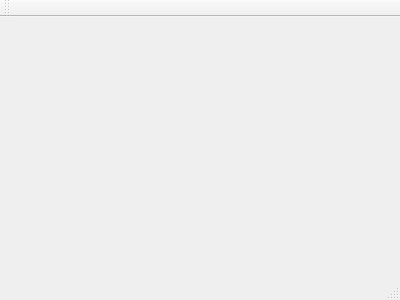
Kalashnico/CPP_babel_2018, file client/form/mainwindow.ui: the form before one commit.
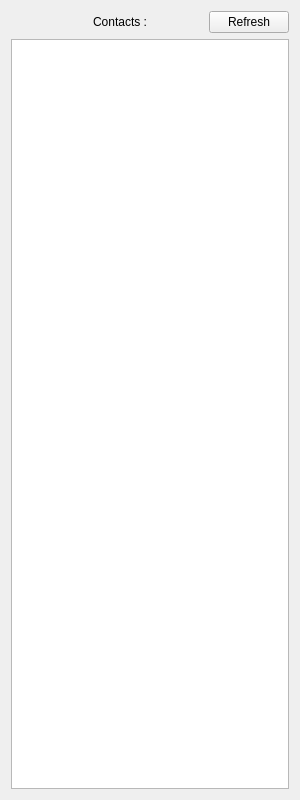
The form after the commit.

Commit message: JD: Contact Window // Call Window // NEED: Receiving Call Window

```diff
--- a/client/form/mainwindow.ui
+++ b/client/form/mainwindow.ui
@@ -1,24 +1,65 @@
 <ui version="4.0">
  <class>MainWindow</class>
- <widget class="QMainWindow" name="MainWindow" >
-  <property name="geometry" >
+ <widget class="QMainWindow" name="MainWindow">
+  <property name="geometry">
    <rect>
     <x>0</x>
     <y>0</y>
-    <width>400</width>
-    <height>300</height>
+    <width>300</width>
+    <height>800</height>
    </rect>
   </property>
-  <property name="windowTitle" >
-   <string>MainWindow</string>
+  <property name="minimumSize">
+   <size>
+    <width>300</width>
+    <height>800</height>
+   </size>
   </property>
-  <widget class="QMenuBar" name="menuBar" />
-  <widget class="QToolBar" name="mainToolBar" />
-  <widget class="QWidget" name="centralWidget" />
-  <widget class="QStatusBar" name="statusBar" />
+  <property name="maximumSize">
+   <size>
+    <width>300</width>
+    <height>800</height>
+   </size>
+  </property>
+  <property name="windowTitle">
+   <string>Babel Client</string>
+  </property>
+  <property name="documentMode">
+   <bool>false</bool>
+  </property>
+  <property name="tabShape">
+   <enum>QTabWidget::Rounded</enum>
+  </property>
+  <widget class="QWidget" name="centralWidget">
+   <layout class="QGridLayout" name="gridLayout">
+    <item row="0" column="0">
+     <layout class="QGridLayout" name="MainGrid">
+      <property name="sizeConstraint">
+       <enum>QLayout::SetFixedSize</enum>
+      </property>
+      <item row="0" column="0" alignment="Qt::AlignRight">
+       <widget class="QLabel" name="ContactLabel">
+        <property name="text">
+         <string>Contacts :</string>
+        </property>
+       </widget>
+      </item>
+      <item row="0" column="1" alignment="Qt::AlignRight">
+       <widget class="QPushButton" name="RefreshButton">
+        <property name="text">
+         <string>Refresh</string>
+        </property>
+       </widget>
+      </item>
+      <item row="1" column="0" colspan="2">
+       <widget class="QListWidget" name="Contacts"/>
+      </item>
+     </layout>
+    </item>
+   </layout>
+  </widget>
  </widget>
- <layoutDefault spacing="6" margin="11" />
- <pixmapfunction></pixmapfunction>
+ <layoutdefault spacing="6" margin="11"/>
  <resources/>
  <connections/>
 </ui>
```
Left out of the diff: 5 changed lines with no effect on the pictures. The commit also changes 6 other files.
